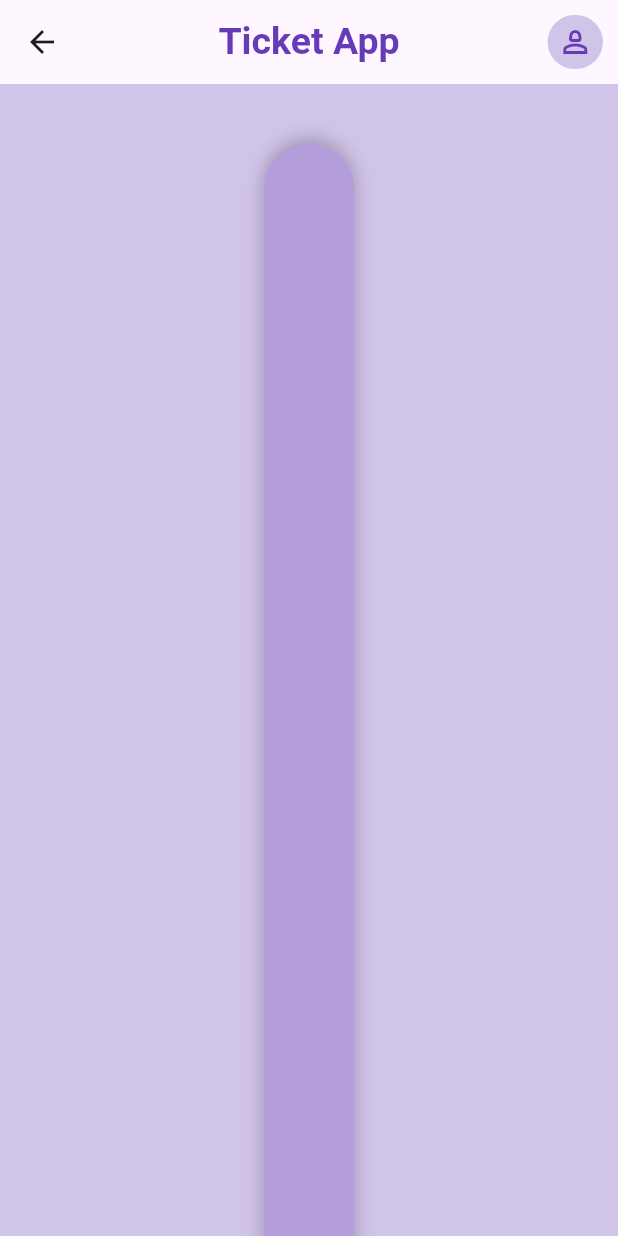
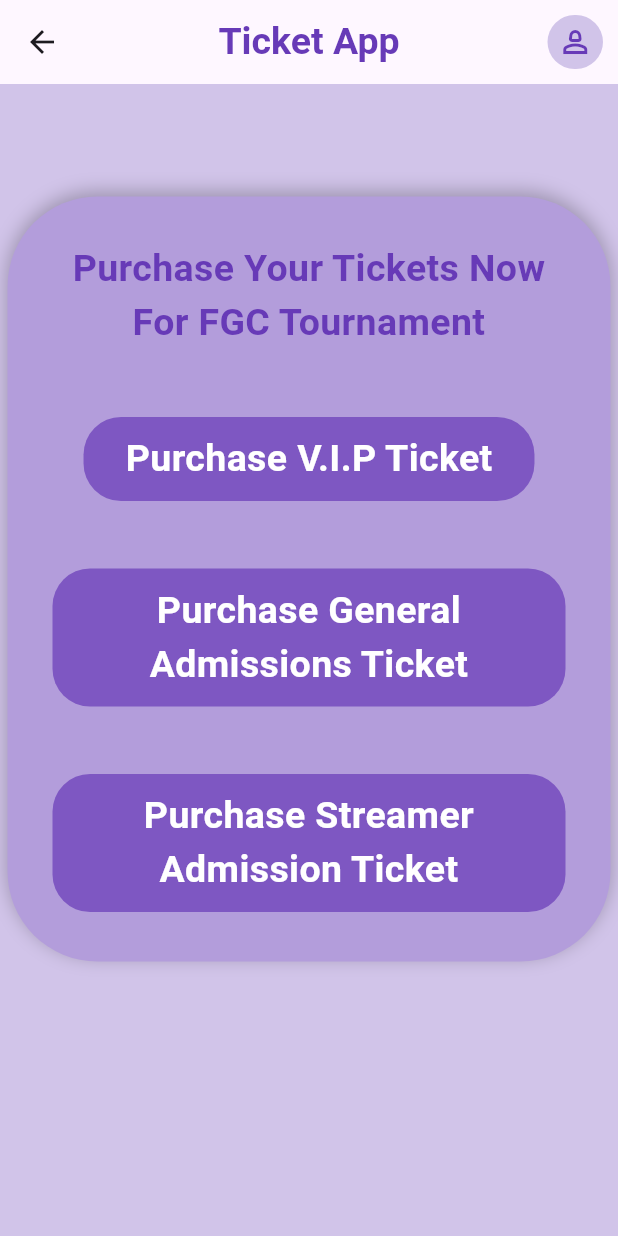
Before and after one commit to MaeBK/ticket-app, a Flutter app: the TicketsPage screen opened directly, on a phone screen of 412 x 824 dp. Run offline on Flutter 3.47's test engine with Material 3 defaults, Android fonts, the phone set to English and light mode, and no system bars; our stand-ins replace flutter_svg, fluttertoast, get.

Commit message:
Ticket buttons added

```diff
--- a/lib/api_connection/api_connection.dart
+++ b/lib/api_connection/api_connection.dart
@@ -5,5 +5,4 @@
   static const validateEmail = "$hostConnection/user/validate_email.php";
   static const createAccount = "$hostConnection/user/create_account.php";
   static const login = "$hostConnection/user/login.php";
-
 }
--- a/lib/pages/events.dart
+++ b/lib/pages/events.dart
@@ -178,8 +178,8 @@
                                       padding: const EdgeInsets.all(5.0),
                                       child: Text(
                                         "Streamer Admission Ticket:\n "
-                                        "Get here a day early and you can meet some"
-                                            "of your favorite gamer, creators, or casters!",
+                                        "Get here a day early and you can meet some "
+                                            "of your favorite gamers, creators, or casters!",
                                         textAlign: TextAlign.center,
                                         style: TextStyle(
                                           fontSize: 20,
--- a/lib/pages/tickets.dart
+++ b/lib/pages/tickets.dart
@@ -34,7 +34,7 @@
                     height: 25,
                   ),
                   Padding(
-                    padding: const EdgeInsets.all(15.0),
+                    padding: const EdgeInsets.only(top: 50, left:5, right:5, bottom:5),
                     child: Container(
                       decoration: BoxDecoration(
                         color: Colors.deepPurple[200],
@@ -55,12 +55,109 @@
                         padding: const EdgeInsets.fromLTRB(30, 30, 30, 8),
                         child: Column(
                           children: [
+                            Text(
+                              "Purchase Your Tickets Now\n"
+                                  "For FGC Tournament",
+                              textAlign: TextAlign.center,
+                              style: TextStyle(
+                                color: Colors.deepPurple,
+                                fontSize: 25,
+                                fontWeight: FontWeight.bold,
+                              ),
+                            ),
+
                             SizedBox(
-                              height: 1200,
+                              height: 400,
                               child: Column(
-                                mainAxisAlignment:
-                                    MainAxisAlignment.spaceEvenly,
-                                children: [],
+                                mainAxisAlignment: MainAxisAlignment.spaceEvenly,
+                                children: [
+                                  Padding(
+                                    padding: const EdgeInsets.only(top: 20),
+                                    child:
+
+                                    Material(
+                                      color: Colors.deepPurple[400],
+                                      borderRadius: BorderRadius.circular(25),
+                                      child: InkWell(
+                                        onTap: () {
+                                        },
+                                        borderRadius: BorderRadius.circular(25),
+                                        child: const Padding(
+                                          padding: EdgeInsets.symmetric(
+                                            vertical: 10,
+                                            horizontal: 28,
+                                          ),
+                                          child: Text(
+                                            'Purchase V.I.P Ticket',
+                                            style: TextStyle(
+                                              color: Colors.white,
+                                              fontWeight: FontWeight.bold,
+                                              fontSize: 25,
+                                            ),
+                                          ),
+                                        ),
+                                      ),
+                                    ),
+                                  ),
+                                  Padding(
+                                    padding: const EdgeInsets.only(top: 20),
+                                    child:
+
+                                    Material(
+                                      color: Colors.deepPurple[400],
+                                      borderRadius: BorderRadius.circular(25),
+                                      child: InkWell(
+                                        onTap: () {
+                                        },
+                                        borderRadius: BorderRadius.circular(25),
+                                        child: const Padding(
+                                          padding: EdgeInsets.symmetric(
+                                            vertical: 10,
+                                            horizontal: 28,
+                                          ),
+                                          child: Text(
+                                            'Purchase General Admissions Ticket',
+                                            textAlign: TextAlign.center,
+                                            style: TextStyle(
+                                              color: Colors.white,
+                                              fontWeight: FontWeight.bold,
+                                              fontSize: 25,
+                                            ),
+                                          ),
+                                        ),
+                                      ),
+                                    ),
+                                  ),
+                                  Padding(
+                                    padding: const EdgeInsets.only(top: 20),
+                                    child:
+
+                                    Material(
+                                      color: Colors.deepPurple[400],
+                                      borderRadius: BorderRadius.circular(25),
+                                      child: InkWell(
+                                        onTap: () {
+                                        },
+                                        borderRadius: BorderRadius.circular(25),
+                                        child: const Padding(
+                                          padding: EdgeInsets.symmetric(
+                                            vertical: 10,
+                                            horizontal: 28,
+                                          ),
+                                          child: Text(
+                                            'Purchase Streamer Admission Ticket',
+                                            textAlign: TextAlign.center,
+                                            style: TextStyle(
+                                              color: Colors.white,
+                                              fontWeight: FontWeight.bold,
+                                              fontSize: 25,
+                                            ),
+                                          ),
+                                        ),
+                                      ),
+                                    ),
+                                  ),
+                                ],
                               ),
                             ),
                           ],
```
